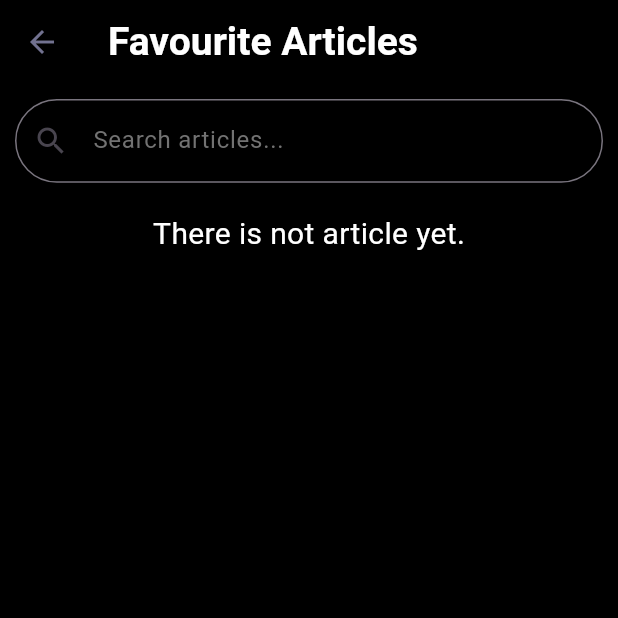
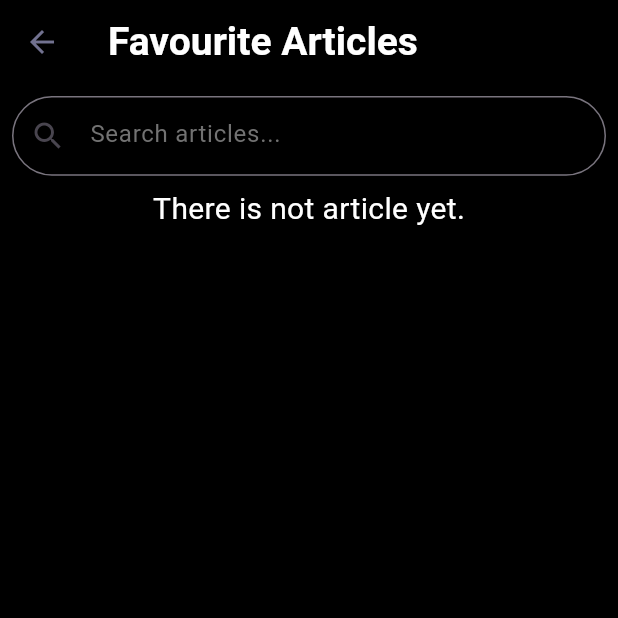
Before and after one commit to yusufs-d/AstroInfo, a Flutter app: the ProfileScreen screen opened directly, after a tap on "Favourite Articles", on a phone screen of 412 x 824 dp, the top half of it. Run offline on Flutter 3.47's test engine with Material 2 defaults, Android fonts, the phone set to English and light mode, and no system bars; our stand-ins replace cloud_firestore, firebase_auth, firebase_core, font_awesome_flutter, google_fonts; missing offline and left inert: animated_digit; accounts and stored records are empty; network calls fail.

Commit message:
Last Update

```diff
--- a/lib/layout.dart
+++ b/lib/layout.dart
@@ -31,7 +31,7 @@ class _LayoutWidgetState extends State<LayoutWidget> {
             ),
           );
         } else if (snapshot.hasData) {
-          return BottomNavigationBarWidget();
+          return const BottomNavigationBarWidget(externalIndex: -1,);
         } else {
           return LoginScreen();
         }
--- a/lib/pages/fav_articles_screen.dart
+++ b/lib/pages/fav_articles_screen.dart
@@ -85,12 +85,11 @@ class FavArticlesScreenState extends State<FavArticlesScreen> {
         height: MediaQuery.of(context).size.height,
         color: Colors.black,
         child: Column(
-          mainAxisAlignment: MainAxisAlignment.start,
           children: [
             Expanded(
-              flex: 10,
+              flex: 9,
               child: Padding(
-                padding: const EdgeInsets.all(10.0),
+                padding: const EdgeInsets.all(8.0),
                 child: TextField(
                   style: const TextStyle(color: Colors.white),
                   controller: _searchController,
@@ -111,11 +110,8 @@ class FavArticlesScreenState extends State<FavArticlesScreen> {
                 ),
               ),
             ),
-            const SizedBox(
-              height: 10,
-            ),
             Expanded(
-              flex: 90,
+              flex: 91,
               child: isLoaded
                   ? ListView.builder(
                       itemCount: articles.length,
@@ -133,7 +129,7 @@ class FavArticlesScreenState extends State<FavArticlesScreen> {
                                   photo: articles[index]["photo"],
                                   date: articles[index]["date"],
                                   numberOfReaders: articles[index]
-                                          ["numberOfReaders"],
+                                      ["numberOfReaders"],
                                 ),
                               ),
                             );
--- a/lib/pages/home_page.dart
+++ b/lib/pages/home_page.dart
@@ -150,6 +150,7 @@ class _HomePageState extends State<HomePage> {
                     ),
                   ),
                   content: "Objects",
+                  target: 1,
                 ),
               ),
               Expanded(
@@ -163,6 +164,7 @@ class _HomePageState extends State<HomePage> {
                     ),
                   ),
                   content: "Articles",
+                  target: 2,
                 ),
               ),
             ],
--- a/lib/pages/object_screen/object_screen.dart
+++ b/lib/pages/object_screen/object_screen.dart
@@ -349,6 +349,8 @@ class ObjectPageState extends State<ObjectPage> {
               const SizedBox(
                 height: 20,
               ),
+              Divider(color: Color.fromARGB(255, 114, 114, 114),),
+              SizedBox(height: 20,),
               Container(
                   width: MediaQuery.of(context).size.width - 30,
                   child: Text(
--- a/lib/pages/profile_screen.dart
+++ b/lib/pages/profile_screen.dart
@@ -48,47 +48,45 @@ class ProfileScreenState extends State<ProfileScreen> {
       body: Padding(
         padding: const EdgeInsets.all(8.0),
         child: Column(children: [
-          SizedBox(
-            height: 20,
-          ),
+
           Row(
             children: [
-              SizedBox(
+              const SizedBox(
                 width: 6,
               ),
-              Text(
+              const Text(
                 "Welcome ",
                 style: TextStyle(color: Colors.white, fontSize: 22),
               ),
               Text(
                 username,
-                style: TextStyle(
+                style: const TextStyle(
                     color: Colors.white,
                     fontSize: 26,
                     fontWeight: FontWeight.bold),
               ),
             ],
           ),
-          SizedBox(
+          const SizedBox(
             height: 12,
           ),
           RectangleImageContainer(
             containerWidth: MediaQuery.of(context).size.width,
             containerHeight: 200,
             title: "Favourite Objects",
-            subtitle: "You have $numberOfFavObjects favourite objects",
+            subtitle: "You have $numberOfFavObjects favourite objects waiting for you !",
             image: Image.network(
                 "https://cdn-icons-png.flaticon.com/512/2240/2240730.png"),
             target: const FavObjectsScreen(),
           ),
-          SizedBox(
+          const SizedBox(
             height: 12,
           ),
           RectangleImageContainer(
             containerWidth: MediaQuery.of(context).size.width,
             containerHeight: 200,
             title: "Favourite Articles",
-            subtitle: "You have $numberOfFavArticles favourite articles",
+            subtitle: "You have $numberOfFavArticles favourite articles waiting for you !",
             image: Image.network(
                 "https://cdn-icons-png.flaticon.com/512/1162/1162292.png"),
             target: const FavArticlesScreen(),
@@ -102,7 +100,7 @@ class ProfileScreenState extends State<ProfileScreen> {
               },
               style: ButtonStyle(
                 backgroundColor: MaterialStateProperty.all(
-                  const Color.fromARGB(255, 114, 114, 114).withOpacity(0.6),
+                  const Color.fromARGB(255, 114, 114, 114).withOpacity(0.5),
                 ),
               ),
               child: const Row(
--- a/lib/utils/category_list.dart
+++ b/lib/utils/category_list.dart
@@ -37,7 +37,7 @@ class _CategoryListState extends State<CategoryList>{
             color: Color.fromARGB(255, 114, 114, 114),
             width: 2
           ),
-          borderRadius: BorderRadius.circular(18),
+          borderRadius: BorderRadius.circular(40),
         ),
         child:  const Column(
           mainAxisAlignment: MainAxisAlignment.center,
--- a/lib/utils/image_text_container.dart
+++ b/lib/utils/image_text_container.dart
@@ -35,7 +35,7 @@ class ImageTextContainer extends StatelessWidget {
                 Colors.black.withOpacity(0.5), BlendMode.dstATop),),
           border: Border.all(
               color: const Color.fromARGB(255, 114, 114, 114), width: 2),
-          borderRadius: BorderRadius.circular(14),
+          borderRadius: BorderRadius.circular(40),
         ),
         child: Padding(
           padding: const EdgeInsets.all(8.0),
--- a/lib/utils/rectangle_image_container.dart
+++ b/lib/utils/rectangle_image_container.dart
@@ -32,7 +32,7 @@ class RectangleImageContainer extends StatelessWidget {
           border: Border.all(
               color: const Color.fromARGB(255, 114, 114, 114), width: 2),
 
-          borderRadius: BorderRadius.circular(14),
+          borderRadius: BorderRadius.circular(40),
         ),
         child: Row(
           children: [
@@ -53,13 +53,13 @@ class RectangleImageContainer extends StatelessWidget {
                 children: [
 
                     Padding(
-                      padding: const EdgeInsets.only(top: 8),
+                      padding: const EdgeInsets.only(top: 6),
                       child: Row(
                         children: [
                           Text(
                             title,
                             style: GoogleFonts.lato(
-                              textStyle: const TextStyle(color: Colors.white),
+                              textStyle: const TextStyle(color: Colors.white,fontWeight: FontWeight.bold),
                               fontSize: 20,
                               fontWeight: FontWeight.bold,
                             ),
@@ -73,13 +73,15 @@ class RectangleImageContainer extends StatelessWidget {
                       ),
                     ),
 
-                    Text(
-                      subtitle,
-                      softWrap: true,
-                      style: GoogleFonts.lato(
-                        textStyle: const TextStyle(color: Colors.white),
-                        fontSize: 14,
-                        fontWeight: FontWeight.bold,
+                    Padding(
+                      padding: const EdgeInsets.only(top: 6),
+                      child: Text(
+                        subtitle,
+                        style: GoogleFonts.lato(
+                          textStyle: const TextStyle(color: Colors.white),
+                          fontSize: 16,
+                          fontWeight: FontWeight.bold,
+                        ),
                       ),
                     ),
 
```
Also changed, not shown: lib/pages/articles_page.dart (+6 -6 lines), lib/pages/explore_page.dart (+10 -21 lines), lib/pages/fav_objects_screen.dart (+7 -2 lines), lib/utils/page_navigation.dart (+27 -6 lines), lib/utils/transparent_icon_container.dart (+22 -9 lines).
